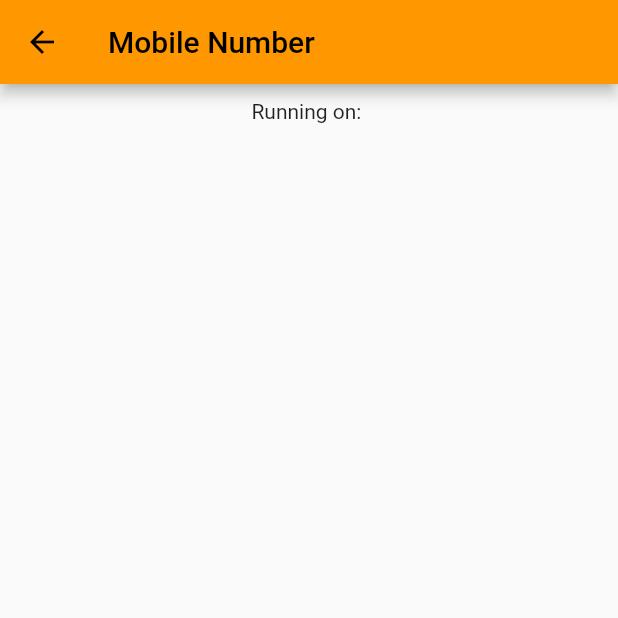
After one commit to Tusifu/Flutter-Catalog, a Flutter app: the screen it shows after launch, after a tap on "Mobile Number", on a phone screen of 412 x 824 dp, the top half of it. The commit adds this screen. Run offline on Flutter 3.47's test engine with Material 2 defaults, Android fonts, the phone set to English and light mode, and no system bars; our stand-ins replace permission_handler; missing offline and left inert: flutter_dialpad, flutter_phone_direct_caller, flutter_sms_inbox, mobile_number, telephony, webview_flutter_plus.

Commit message:
add mobile number test package - get phone number - get sim slot position

```diff
--- a/lib/main.dart
+++ b/lib/main.dart
@@ -4,6 +4,7 @@ import 'package:for_tests/pages/HomePage.dart';
 import 'package:for_tests/pages/HtmlContent.dart';
 import 'package:for_tests/pages/IncomingMessages.dart';
 import 'package:for_tests/pages/MessageReader.dart';
+import 'package:for_tests/pages/MobileNumber.dart';
 import 'package:for_tests/pages/urlWebView.dart';
 
 void main() {
@@ -28,6 +29,7 @@ class MyApp extends StatelessWidget {
         '/htmlFlutter': (BuildContext context) => const HtmlFlutterMainPage(),
         '/incomingMessage': (BuildContext context) => IncomingMessages(),
         '/urlwebview': (BuildContext context) => UrlView(),
+        '/mobileNumber': (BuildContext context) => MobileNumberPackage(),
       },
       home: const MyHomePage(title: 'Flutter Demo Home Page'),
     );
--- a/lib/pages/HomePage.dart
+++ b/lib/pages/HomePage.dart
@@ -83,6 +83,15 @@ class _HomePageState extends State<HomePage> {
               child: const Text('Url WEB View'),
             ),
           ),
+          Padding(
+            padding: const EdgeInsets.all(8.0),
+            child: ElevatedButton(
+              onPressed: () async {
+                Navigator.of(context).pushNamed('/mobileNumber');
+              },
+              child: const Text('Mobile Number'),
+            ),
+          ),
         ],
       ),
     );
--- /dev/null
+++ b/lib/pages/MobileNumber.dart
@@ -0,0 +1,81 @@
+import 'package:flutter/material.dart';
+import 'package:flutter/services.dart';
+import 'package:mobile_number/mobile_number.dart';
+import 'dart:async';
+
+class MobileNumberPackage extends StatefulWidget {
+  MobileNumberPackage({Key? key}) : super(key: key);
+
+  @override
+  State<MobileNumberPackage> createState() => _MobileNumberPackageState();
+}
+
+class _MobileNumberPackageState extends State<MobileNumberPackage> {
+  String _mobileNumber = '';
+  List<SimCard> _simCard = <SimCard>[];
+
+  @override
+  void initState() {
+    super.initState();
+    MobileNumber.listenPhonePermission((isPermissionGranted) {
+      if (isPermissionGranted) {
+        initMobileNumberState();
+      } else {}
+    });
+
+    initMobileNumberState();
+  }
+
+  // Platform messages are asynchronous, so we initialize in an async method.
+  Future<void> initMobileNumberState() async {
+    if (!await MobileNumber.hasPhonePermission) {
+      await MobileNumber.requestPhonePermission;
+      return;
+    }
+    String mobileNumber = '';
+    // Platform messages may fail, so we use a try/catch PlatformException.
+    try {
+      mobileNumber = (await MobileNumber.mobileNumber)!;
+      _simCard = (await MobileNumber.getSimCards)!;
+    } on PlatformException catch (e) {
+      debugPrint("Failed to get mobile number because of '${e.message}'");
+    }
+
+    // If the widget was removed from the tree while the asynchronous platform
+    // message was in flight, we want to discard the reply rather than calling
+    // setState to update our non-existent appearance.
+    if (!mounted) return;
+
+    setState(() {
+      _mobileNumber = mobileNumber;
+    });
+  }
+
+  Widget fillCards() {
+    List<Widget> widgets = _simCard
+        .map((SimCard sim) => Text(
+            'Sim Card Number: (${sim.countryPhonePrefix}) - ${sim.number}\nCarrier Name: ${sim.carrierName}\nCountry Iso: ${sim.countryIso}\nDisplay Name: ${sim.displayName}\nSim Slot Index: ${sim.slotIndex}\n\n'))
+        .toList();
+    return Column(children: widgets);
+  }
+
+  @override
+  Widget build(BuildContext context) {
+    return Scaffold(
+      appBar: AppBar(
+        title: const Text('Mobile Number'),
+      ),
+      body: Center(
+        child: Column(
+          children: <Widget>[
+            const SizedBox(
+              height: 10,
+            ),
+            Text('Running on: $_mobileNumber\n'),
+            fillCards()
+          ],
+        ),
+      ),
+    );
+  }
+}
--- a/pubspec.yaml
+++ b/pubspec.yaml
@@ -41,6 +41,7 @@ dependencies:
   permission_handler: ^9.2.0
   webview_flutter_plus: ^0.3.0+2
   telephony: ^0.1.4
+  mobile_number: ^1.0.4
 
 dev_dependencies:
   flutter_test:
```
Also changed, not shown: lib/pages/UrlWebView.dart (+57 -12 lines), lib/utils/functions.dart (added, +21 -0 lines), pubspec.lock.
